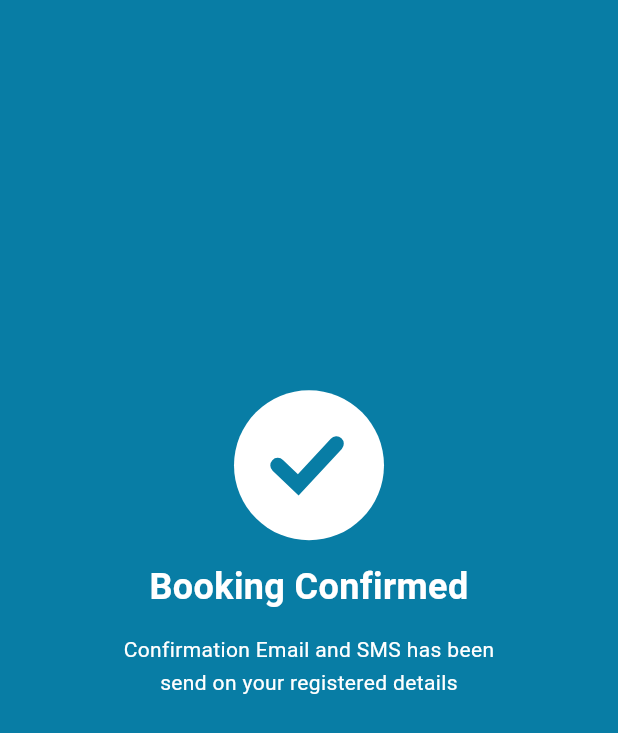
After one commit to tvelmurugan0212/rent-everything, a Flutter app: the BookingConformResponsive screen opened by its route, on a phone screen of 412 x 824 dp. The commit adds this screen. Shown: the top 733 px of the screen. Run offline on Flutter 3.47's test engine with Material 3 defaults, Android fonts, the phone set to English and light mode, and no system bars; our stand-ins replace cloud_firestore, firebase_core, get, image_picker; accounts and stored records are empty.

Commit message:
UI added

```diff
--- /dev/null
+++ b/rent_everything/lib/booking_conform/booking_conform_mobile.dart
@@ -0,0 +1,129 @@
+import 'package:flutter/material.dart';
+import 'package:flutter/services.dart';
+
+class BookingConformMobile extends StatelessWidget {
+  const BookingConformMobile({super.key});
+
+  static const Color primaryColor = Color(0xFF087DA5);
+
+  @override
+  Widget build(BuildContext context) {
+    return AnnotatedRegion<SystemUiOverlayStyle>(
+      value: const SystemUiOverlayStyle(
+        statusBarColor: primaryColor,
+        statusBarIconBrightness: Brightness.dark,
+        statusBarBrightness: Brightness.light,
+        systemNavigationBarColor: primaryColor,
+        systemNavigationBarIconBrightness: Brightness.dark,
+      ),
+      child: Scaffold(
+        backgroundColor: primaryColor,
+        body: SafeArea(
+          child: SizedBox.expand(
+            child: Column(
+              children: [
+                const Spacer(flex: 8),
+
+                TweenAnimationBuilder<double>(
+                  tween: Tween(begin: 0.0, end: 1.0),
+                  duration: const Duration(milliseconds: 700),
+                  curve: Curves.easeOutBack,
+                  builder: (context, value, child) {
+                    return Transform.scale(scale: value, child: child);
+                  },
+                  child: Container(
+                    width: 100,
+                    height: 100,
+                    decoration: const BoxDecoration(
+                      color: Colors.white,
+                      shape: BoxShape.circle,
+                    ),
+                    child: Center(
+                      child: TweenAnimationBuilder<double>(
+                        tween: Tween(begin: 0.0, end: 1.0),
+                        duration: const Duration(milliseconds: 650),
+                        curve: Curves.easeOut,
+                        builder: (context, value, child) {
+                          return CustomPaint(
+                            size: const Size(65, 65),
+                            painter: _CheckPainter(value),
+                          );
+                        },
+                      ),
+                    ),
+                  ),
+                ),
+
+                const SizedBox(height: 18),
+
+                const Text(
+                  'Booking Confirmed',
+                  textAlign: TextAlign.center,
+                  style: TextStyle(
+                    color: Colors.white,
+                    fontSize: 24,
+                    fontWeight: FontWeight.w700,
+                    height: 1.1,
+                  ),
+                ),
+
+                const SizedBox(height: 18),
+
+                const Padding(
+                  padding: EdgeInsets.symmetric(horizontal: 55),
+                  child: Text(
+                    'Confirmation Email and SMS has been\n'
+                    'send on your registered details',
+                    textAlign: TextAlign.center,
+                    style: TextStyle(
+                      color: Colors.white,
+                      fontSize: 14,
+                      fontWeight: FontWeight.w400,
+                      height: 1.6,
+                    ),
+                  ),
+                ),
+
+                const Spacer(flex: 11),
+              ],
+            ),
+          ),
+        ),
+      ),
+    );
+  }
+}
+
+class _CheckPainter extends CustomPainter {
+  final double progress;
+
+  _CheckPainter(this.progress);
+
+  @override
+  void paint(Canvas canvas, Size size) {
+    final paint = Paint()
+      ..color = const Color(0xFF087DA5)
+      ..strokeWidth = 10
+      ..strokeCap = StrokeCap.round
+      ..style = PaintingStyle.stroke;
+
+    final path = Path();
+
+    path.moveTo(size.width * 0.18, size.height * 0.50);
+
+    path.lineTo(size.width * 0.39, size.height * 0.70);
+
+    path.lineTo(size.width * 0.78, size.height * 0.28);
+
+    final metrics = path.computeMetrics().first;
+
+    final animatedPath = metrics.extractPath(0, metrics.length * progress);
+
+    canvas.drawPath(animatedPath, paint);
+  }
+
+  @override
+  bool shouldRepaint(covariant _CheckPainter oldDelegate) {
+    return oldDelegate.progress != progress;
+  }
+}
--- /dev/null
+++ b/rent_everything/lib/booking_conform/booking_conform_responsive.dart
@@ -0,0 +1,45 @@
+import 'dart:async';
+
+import 'package:flutter/material.dart';
+import 'package:get/get.dart';
+import 'package:rent_everything/my_responsive.dart';
+import 'booking_conform_mobile.dart';
+import 'booking_conform_tablet.dart';
+import 'booking_conform_desktop.dart';
+
+class BookingConformResponsive extends StatefulWidget {
+  const BookingConformResponsive({super.key});
+
+  @override
+  State<BookingConformResponsive> createState() =>
+      _BookingConformResponsiveState();
+}
+
+class _BookingConformResponsiveState extends State<BookingConformResponsive> {
+  late Timer _timer;
+
+  @override
+  void initState() {
+    super.initState();
+    _timer = Timer(const Duration(seconds: 2), () {
+      if (mounted) {
+        Get.offAllNamed('/home');
+      }
+    });
+  }
+
+  @override
+  void dispose() {
+    _timer.cancel();
+    super.dispose();
+  }
+
+  @override
+  Widget build(BuildContext context) {
+    return MyResponsive(
+      mobileScreen: const BookingConformMobile(),
+      tabletScreen: const BookingConformTablet(),
+      desktopScreen: const BookingConformDesktop(),
+    );
+  }
+}
--- a/rent_everything/lib/my_routes.dart
+++ b/rent_everything/lib/my_routes.dart
@@ -7,6 +7,7 @@ import 'package:rent_everything/register/register_responsive.dart';
 import 'package:rent_everything/review/review_responsive.dart';
 import 'package:rent_everything/verify_otp/verify_otp_responsive.dart';
 
+import 'booking_conform/booking_conform_responsive.dart';
 import 'booking_summary/booking_summary_responsive.dart';
 import 'categories/categories_responsive.dart';
 import 'checkout/checkout_responsive.dart';
@@ -33,4 +34,8 @@ var myRoutes = [
     page: () => const BookingSummaryResponsive(),
   ),
   GetPage(name: '/checkout', page: () => const CheckoutResponsive()),
+  GetPage(
+    name: '/booking-conform',
+    page: () => const BookingConformResponsive(),
+  ),
 ];
```
Also changed, not shown: rent_everything/lib/booking_conform/booking_conform_desktop.dart (added, +197 -0 lines), rent_everything/lib/booking_conform/booking_conform_tablet.dart (added, +129 -0 lines), rent_everything/lib/checkout/checkout_controller.dart (+1 -77 lines).
